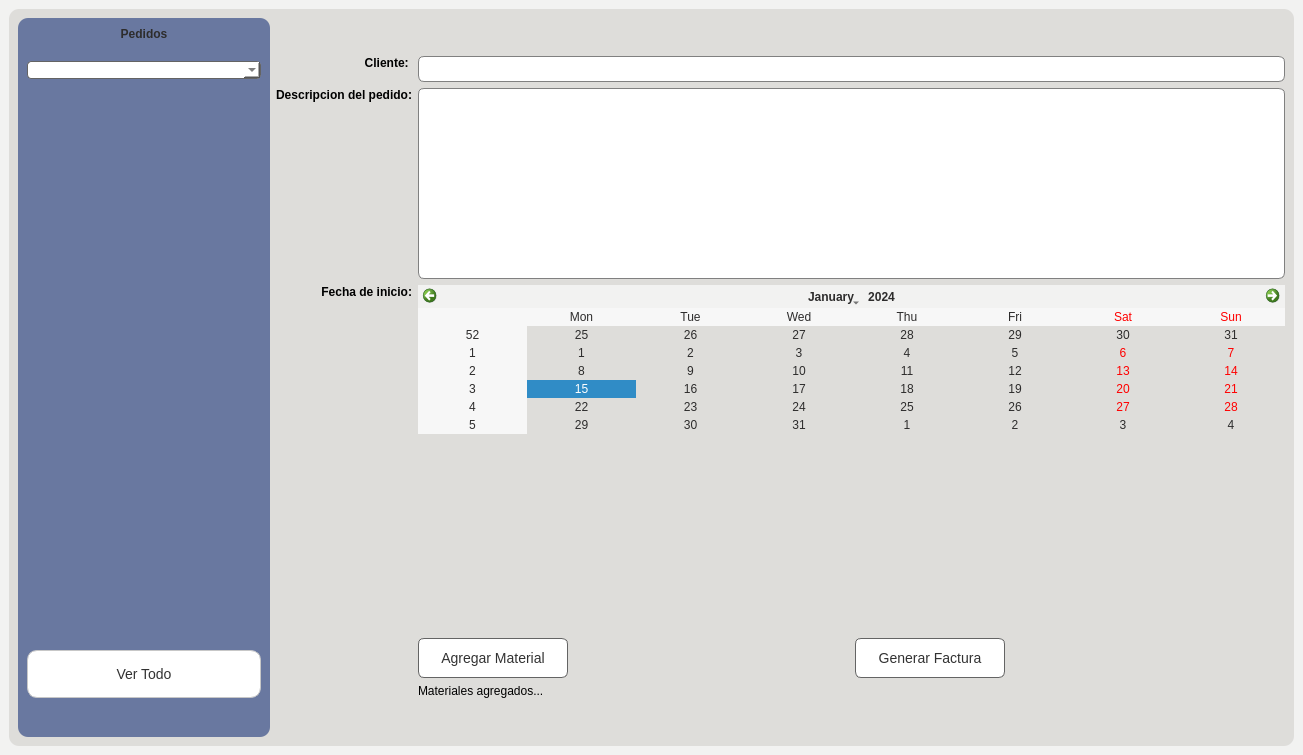
The window that Proyecto/Interfaces/Ui/Vista_previa_pedidos_window.ui (EdCenten0/MAPA-Python) describes before a commit, drawn with Qt 5.
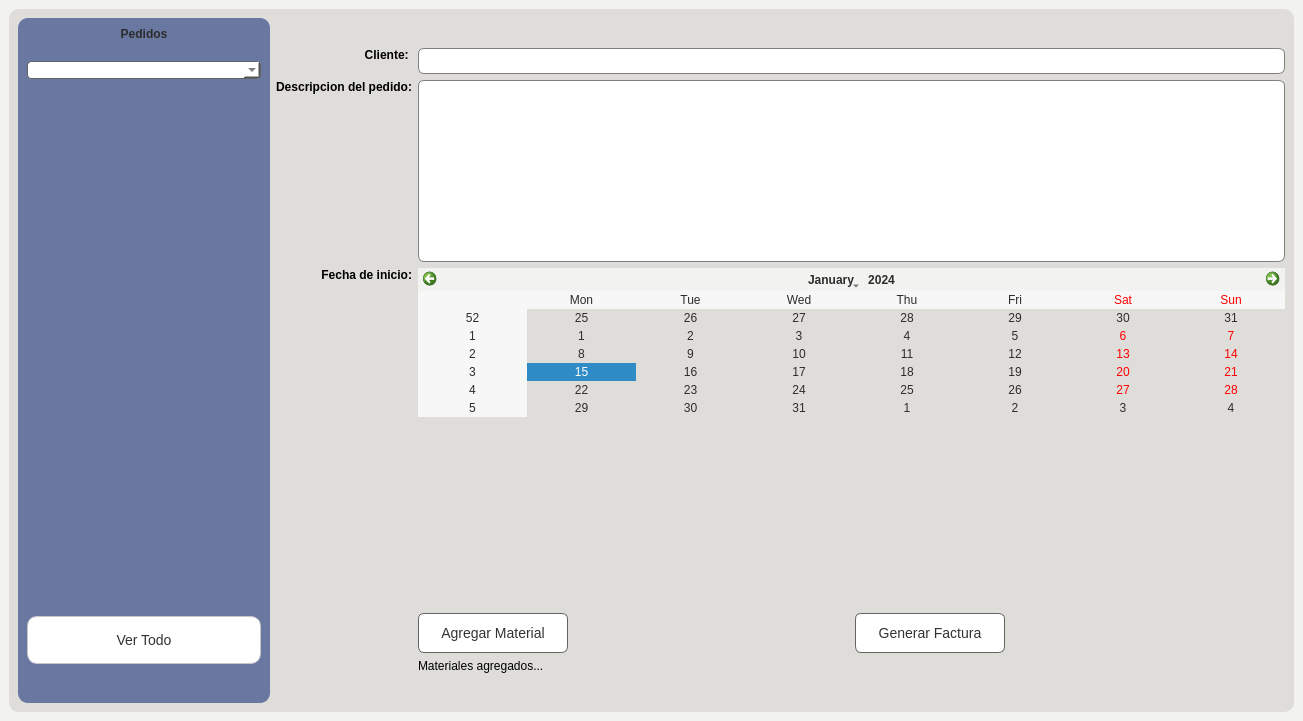
The same window after the commit.

```diff
--- a/Proyecto/Interfaces/Ui/Vista_previa_pedidos_window.ui
+++ b/Proyecto/Interfaces/Ui/Vista_previa_pedidos_window.ui
@@ -7,7 +7,7 @@
     <x>0</x>
     <y>0</y>
     <width>1303</width>
-    <height>755</height>
+    <height>721</height>
    </rect>
   </property>
   <property name="minimumSize">
```
